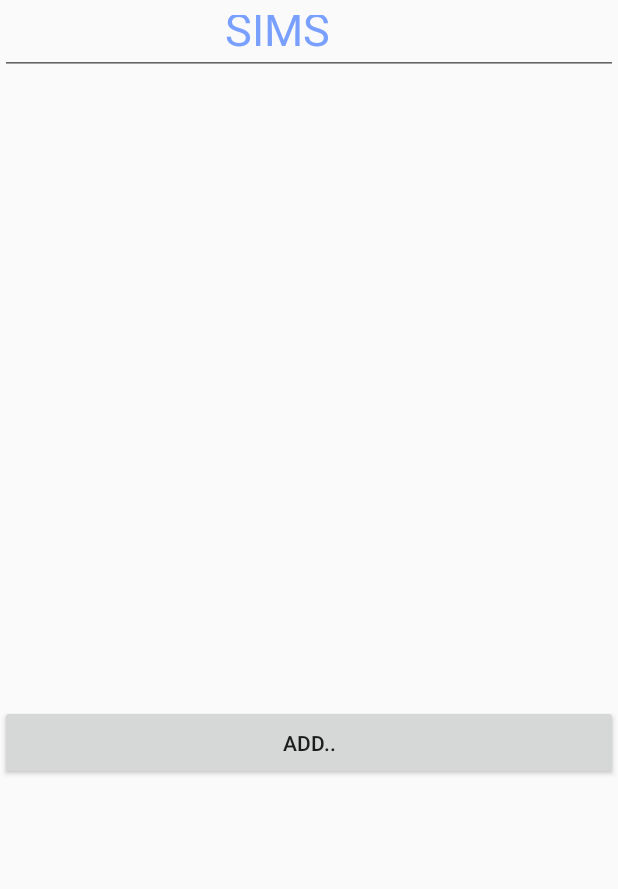
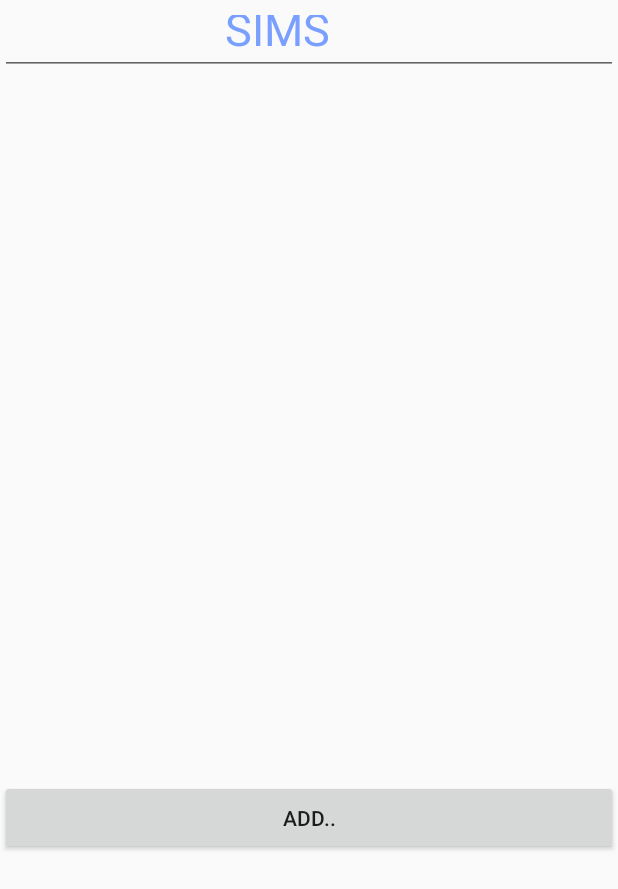
Before and after one commit to Bonkers-2015/SIMS, an Android app: the ListActivity screen opened directly, with no data from a screen before it, on a phone screen of 412 x 824 dp. Shown: the top 889 px of the screen. Run offline under Robolectric (Android 15) with nearby library versions, the phone set to English and light mode, and no system bars.

Commit message:
list.xml에서 add 버튼 위치 수정

```diff
--- a/app/src/main/res/layout/activity_list.xml
+++ b/app/src/main/res/layout/activity_list.xml
@@ -28,12 +28,12 @@
     <LinearLayout
         android:orientation="horizontal"
         android:layout_width="match_parent"
-        android:layout_height="420dp">
+        android:layout_height="470dp">
 
         <ListView
             android:id="@+id/mlist"
             android:layout_width="wrap_content"
-            android:layout_height="420dp">
+            android:layout_height="470dp">
         </ListView>
     </LinearLayout>
 
```
